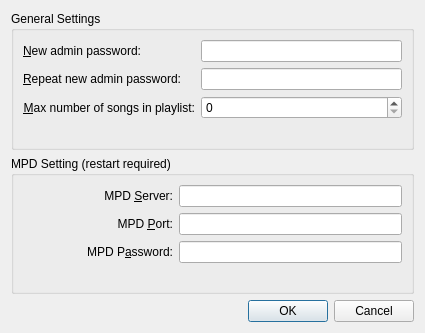
Qt form src/settingsDialog.ui (thomaslundgaard/Pimp) before a commit.
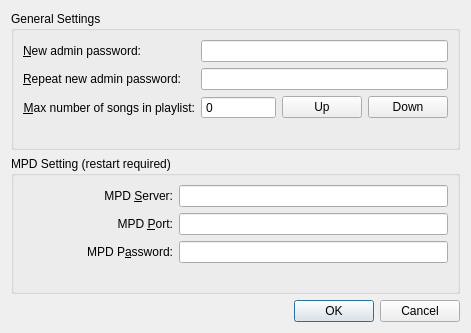
The same form after that commit.

Commit message: bigger buttons to edit maxPlaylist in settingsDialog

Patch:
```diff
--- a/src/settingsDialog.ui
+++ b/src/settingsDialog.ui
@@ -6,7 +6,7 @@
    <rect>
     <x>0</x>
     <y>0</y>
-    <width>425</width>
+    <width>471</width>
     <height>333</height>
    </rect>
   </property>
@@ -65,6 +65,31 @@
           </property>
          </widget>
         </item>
+        <item row="2" column="1">
+         <layout class="QHBoxLayout" name="horizontalLayout">
+          <item>
+           <widget class="QSpinBox" name="maxPlaylistSpinBox">
+            <property name="buttonSymbols">
+             <enum>QAbstractSpinBox::NoButtons</enum>
+            </property>
+           </widget>
+          </item>
+          <item>
+           <widget class="QPushButton" name="pushButton">
+            <property name="text">
+             <string>Up</string>
+            </property>
+           </widget>
+          </item>
+          <item>
+           <widget class="QPushButton" name="pushButton_2">
+            <property name="text">
+             <string>Down</string>
+            </property>
+           </widget>
+          </item>
+         </layout>
+        </item>
         <item row="2" column="0">
          <widget class="QLabel" name="label">
           <property name="text">
@@ -78,9 +103,6 @@
           </property>
          </widget>
         </item>
-        <item row="2" column="1">
-         <widget class="QSpinBox" name="maxPlaylistSpinBox"/>
-        </item>
        </layout>
       </item>
      </layout>
```
Left out of the diff: 41 changed lines with no effect on the pictures.
